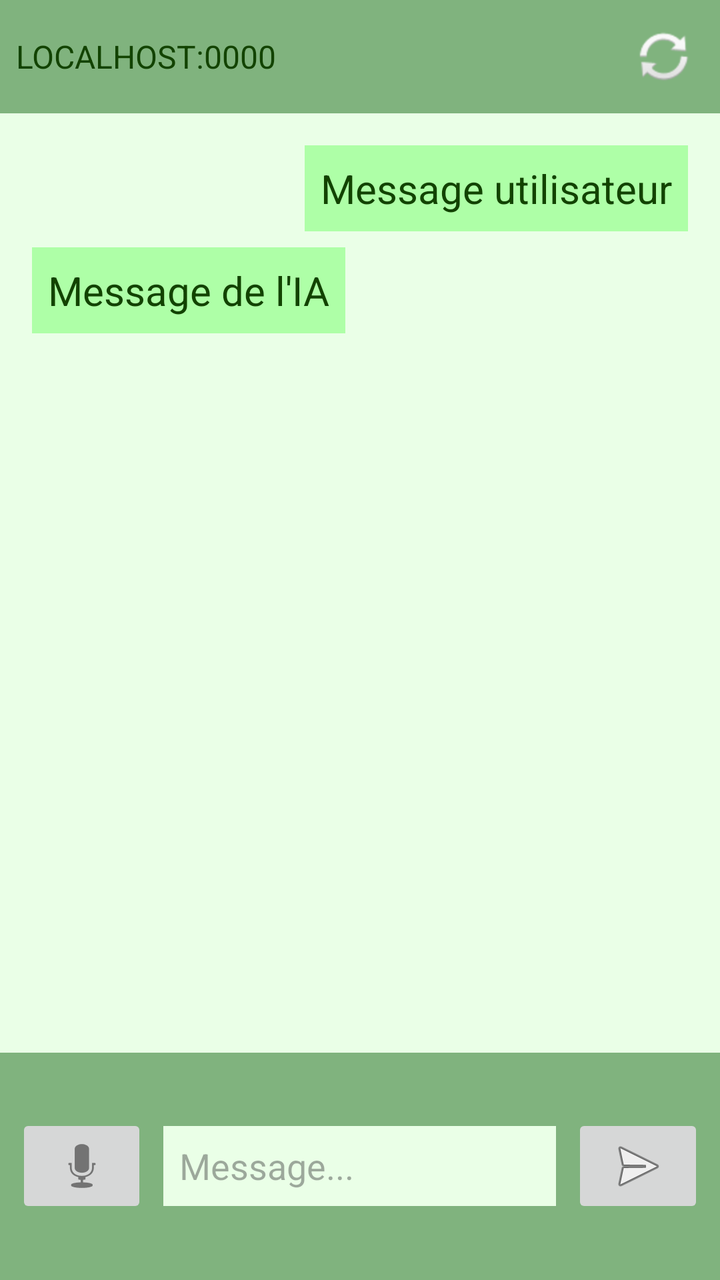
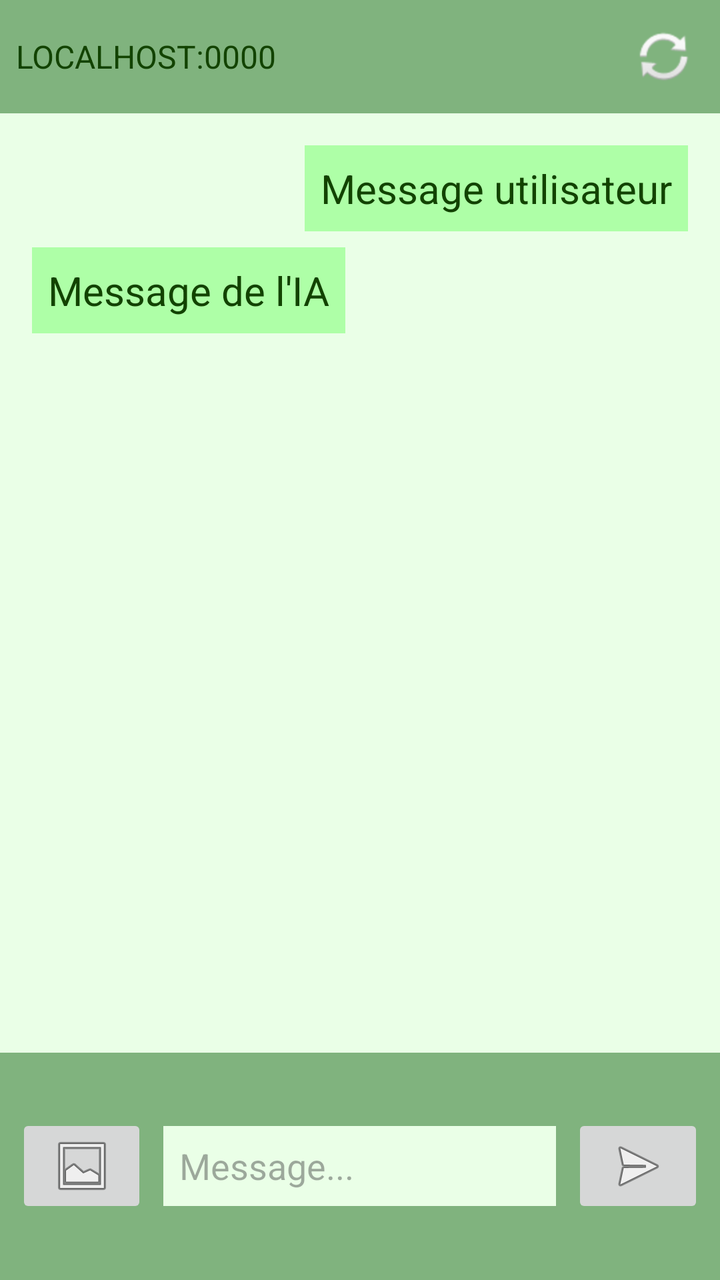

Before-and-after screenshots of an Android layout around one commit, followed by the original layout XML and the change that was made.
<!-- AndroidManifest.xml: application theme Theme.DrGrn -->
<!-- res/layout/activity_main.xml -->
<?xml version="1.0" encoding="utf-8"?>
<androidx.constraintlayout.widget.ConstraintLayout xmlns:android="http://schemas.android.com/apk/res/android"
    xmlns:app="http://schemas.android.com/apk/res-auto"
    xmlns:tools="http://schemas.android.com/tools"
    android:layout_width="match_parent"
    android:layout_height="match_parent">

    <LinearLayout
        android:id="@+id/parent_window"
        android:layout_width="0dp"
        android:layout_height="0dp"
        android:orientation="vertical"
        app:layout_constraintBottom_toBottomOf="parent"
        app:layout_constraintEnd_toEndOf="parent"
        app:layout_constraintStart_toStartOf="parent"
        app:layout_constraintTop_toTopOf="parent"
        android:background="@color/background">

        <LinearLayout
            android:layout_width="match_parent"
            android:layout_height="0dp"
            android:layout_weight="0.5"
            android:background="@color/green"
            android:orientation="horizontal"
            android:gravity="center_vertical"
            android:padding="8dp">

            <TextView
                android:id="@+id/qrCodeTextView"
                android:layout_width="wrap_content"
                android:layout_height="wrap_content"
                android:textColor="@color/text_color"
                android:textSize="16dp"
                android:text="LOCALHOST:0000" />

            <LinearLayout
                android:layout_width="0dp"
                android:layout_weight="4"
                android:gravity="end"
                android:layout_height="match_parent"
                android:orientation="horizontal">

                <ImageButton
                    android:id="@+id/buttonRefresh"
                    android:layout_width="40dp"
                    android:layout_gravity="center"
                    android:background="#00000000"
                    android:layout_height="wrap_content"
                    app:srcCompat="@android:drawable/ic_popup_sync" />
            </LinearLayout>
        </LinearLayout>

        <ScrollView
            android:layout_width="match_parent"
            android:layout_height="0dp"
            android:layout_weight="4"
            android:layout_marginBottom="8dp"
            android:padding="8dp"
            android:layout_margin="8dp">

            <LinearLayout
                android:layout_width="match_parent"
                android:layout_height="wrap_content"
                android:orientation="vertical">

                <LinearLayout
                    android:layout_width="wrap_content"
                    android:layout_height="wrap_content"
                    android:background="@color/light_green"
                    android:layout_gravity="end"
                    android:layout_marginStart="16dp"
                    android:padding="8dp">
                    <TextView
                        android:id="@+id/UserRequest"
                        android:layout_width="wrap_content"
                        android:layout_height="wrap_content"
                        android:textColor="@color/text_color"
                        android:textSize="20dp"
                        android:text="Message utilisateur" />

                </LinearLayout>

                <LinearLayout
                    android:layout_width="wrap_content"
                    android:layout_height="wrap_content"
                    android:background="@color/light_green"
                    android:padding="8dp"
                    android:layout_marginTop="8dp"
                    android:layout_marginEnd="16dp"
                    android:layout_gravity="start">
                    <TextView
                        android:id="@+id/AIAnswer"
                        android:layout_width="wrap_content"
                        android:layout_height="wrap_content"
                        android:textColor="@color/text_color"
                        android:textSize="20dp"
                        android:text="Message de l'IA" />

                </LinearLayout>
            </LinearLayout>
        </ScrollView>

        
        <LinearLayout
            android:layout_width="match_parent"
            android:layout_height="0dp"
            android:layout_weight="1"
            android:background="@color/green"
            android:orientation="horizontal"
            android:gravity="center"
            android:padding="8dp">


            <ImageButton
                android:id="@+id/imageButton2"
                android:layout_width="wrap_content"
                android:layout_height="wrap_content"
                android:layout_weight="1"
                app:srcCompat="@android:drawable/ic_btn_speak_now" />

            <EditText
                android:id="@+id/messageEditText"
                android:layout_width="0dp"
                android:layout_height="40dp"
                android:layout_weight="20"
                android:ems="10"
                android:layout_margin="8dp"
                android:background="@color/background"
                android:textColor="@color/text_color"
                android:padding="8dp"
                android:inputType="text"
                android:hint="Message..."
                android:text="" />

            <ImageButton
                android:id="@+id/sendButton"
                android:layout_width="wrap_content"
                android:layout_height="wrap_content"
                android:layout_weight="1"
                app:srcCompat="@android:drawable/ic_menu_send" />
        </LinearLayout>
    </LinearLayout>
</androidx.constraintlayout.widget.ConstraintLayout>
<!-- resources referenced by this layout -->
<resources>
  <color name="background">#EAFFE7</color>
  <color name="green">#80B37E</color>
  <color name="light_green">#AEFFA7</color>
  <color name="text_color">#124300</color>
  <style name="Theme.DrGrn" parent="Base.Theme.DrGrn" />
  <style name="Base.Theme.DrGrn" parent="Theme.Material3.DayNight.NoActionBar">
          
          
      </style>
</resources>

<!-- the commit's change to res/layout/activity_main.xml (unified diff, before → after) -->
@@ -112,11 +112,11 @@
 
 
             <ImageButton
-                android:id="@+id/imageButton2"
+                android:id="@+id/imageButton"
                 android:layout_width="wrap_content"
                 android:layout_height="wrap_content"
                 android:layout_weight="1"
-                app:srcCompat="@android:drawable/ic_btn_speak_now" />
+                app:srcCompat="@android:drawable/ic_menu_gallery" />
 
             <EditText
                 android:id="@+id/messageEditText"
